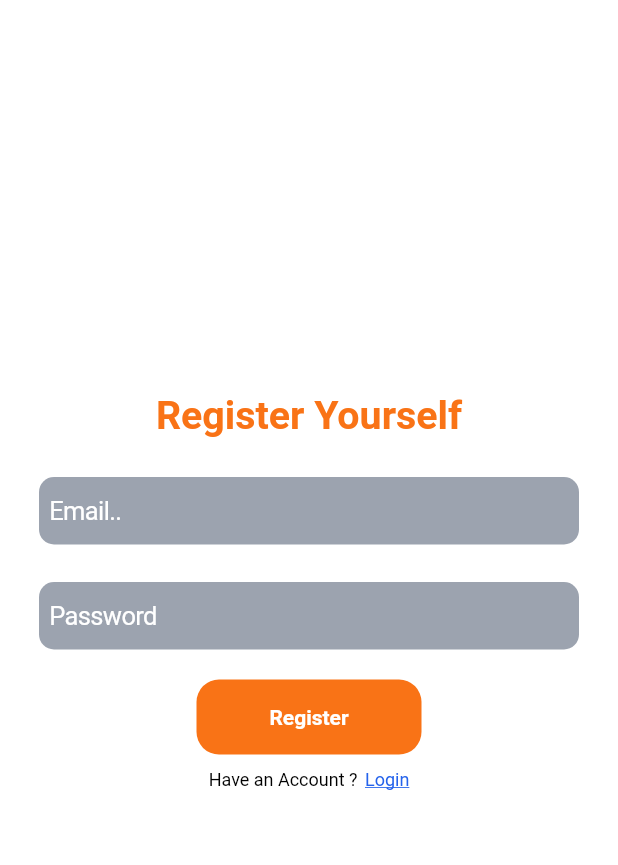
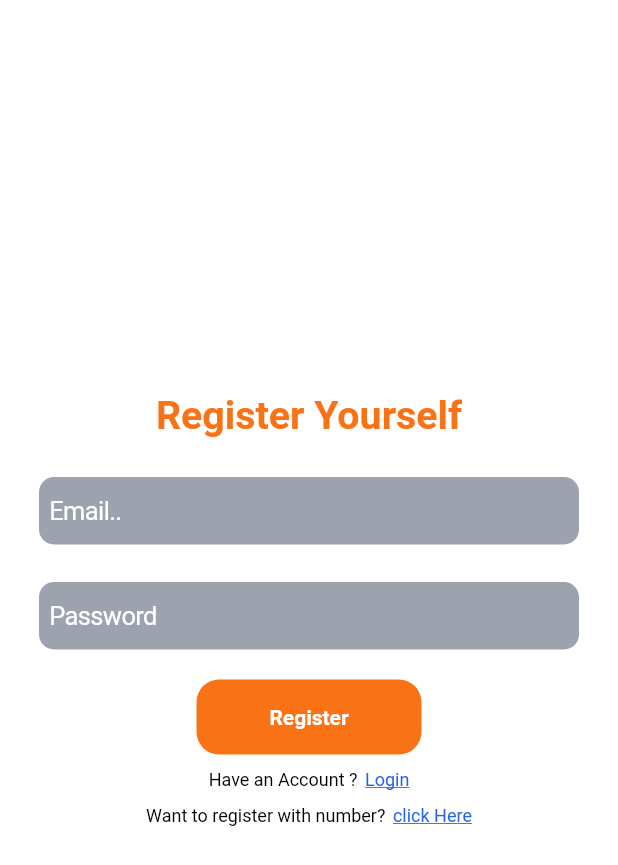
Before and after one commit to usmanjalil1/email_auth_test, a Flutter app: the screen it shows after launch, after a tap on "Register yourself", on a phone screen of 412 x 824 dp. Shown: the top 865 px of the screen. Run offline on Flutter 3.47's test engine with Material 2 defaults, Android fonts, the phone set to English and light mode, and no system bars; drawn by our look-alikes of velocity_x; our stand-ins replace firebase_auth, firebase_core, get; accounts and stored records are empty.

Commit message:
final commit

```diff
--- a/lib/MainScreen.dart
+++ b/lib/MainScreen.dart
@@ -1,5 +1,5 @@
 import 'package:email_auth_test/AuthController.dart';
-import 'package:firebase_messaging/firebase_messaging.dart';
+
 import 'package:flutter/material.dart';
 import 'package:velocity_x/velocity_x.dart';
 import 'package:get/get.dart';
--- a/lib/RegisterScreen.dart
+++ b/lib/RegisterScreen.dart
@@ -1,3 +1,4 @@
+import 'package:email_auth_test/NumberAuth.dart';
 import 'package:flutter/material.dart';
 import 'package:velocity_x/velocity_x.dart';
 import 'AuthController.dart';
@@ -55,6 +56,25 @@ class RegisterScreen extends StatelessWidget {
                   .textStyle(context.captionStyle)
                   .make(),
             )
+          ]).centered(),
+          10.heightBox,
+          HStack([
+            "Want to register with number?"
+                .text
+                .black
+                .textStyle(context.captionStyle)
+                .make(),
+            5.widthBox,
+            GestureDetector(
+              onTap: () => Navigator.push(context,
+                  MaterialPageRoute(builder: (context) => NumberAuth())),
+              child: "click Here"
+                  .text
+                  .blue600
+                  .underline
+                  .textStyle(context.captionStyle)
+                  .make(),
+            )
           ]).centered()
         ])).square(400).makeCentered());
   }
--- a/lib/main.dart
+++ b/lib/main.dart
@@ -1,12 +1,12 @@
 import 'package:email_auth_test/AuthController.dart';
 import 'package:email_auth_test/LoginScreen.dart';
-import 'package:firebase_messaging/firebase_messaging.dart';
+
 import 'package:flutter/material.dart';
 import 'package:firebase_core/firebase_core.dart';
-import 'package:flutter_local_notifications/flutter_local_notifications.dart';
+
 import 'package:get/get.dart';
 
-Future<void> main() async {
+void main() async {
   WidgetsFlutterBinding.ensureInitialized();
   await Firebase.initializeApp().then((value) {
     Get.put(AuthController());
--- a/pubspec.yaml
+++ b/pubspec.yaml
@@ -30,8 +30,10 @@ dependencies:
   cupertino_icons: ^1.0.2
   firebase_auth: ^3.6.4
   firebase_core: ^1.21.0
+
   flutter:
     sdk: flutter
+
   get: ^4.6.5
   velocity_x: ^3.5.1
 
```
Also changed, not shown: lib/AuthController.dart (+32 -0 lines), lib/NumberAuth.dart (added, +39 -0 lines), lib/OTPScreen.dart (added, +50 -0 lines).
